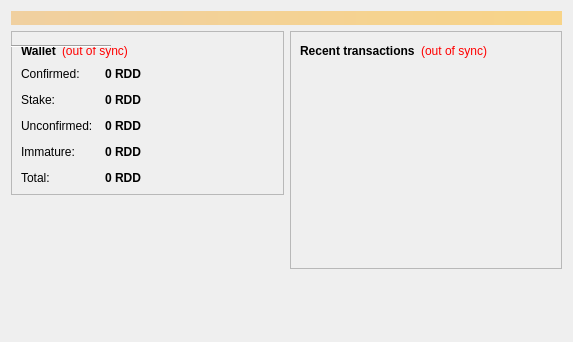
This is src/qt/forms/overviewpage.ui in zarGonnn/reddcoin as Qt 5 draws it before an edit. The edited form follows.
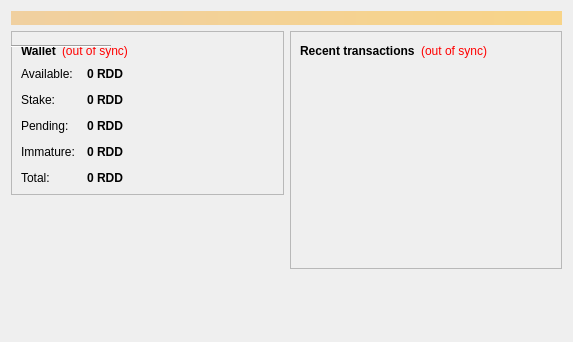
This is the edited form. Icons and pictures are not drawn.

Commit message:
qt: Rename 'Confirmed' balance to 'Spendable' on overview page
The word 'Spendable' more precisely says what the balance actually means.

Avoids the confirmed/unconfirmed confusion that can be caused by #3676.

```diff
--- a/src/qt/forms/overviewpage.ui
+++ b/src/qt/forms/overviewpage.ui
@@ -105,7 +105,7 @@
             <item row="0" column="0">
              <widget class="QLabel" name="label">
               <property name="text">
-               <string>Confirmed:</string>
+               <string>Available:</string>
               </property>
              </widget>
             </item>
@@ -166,7 +166,7 @@
             <item row="2" column="0">
              <widget class="QLabel" name="label_3">
               <property name="text">
-               <string>Unconfirmed:</string>
+               <string>Pending:</string>
               </property>
              </widget>
             </item>
```
